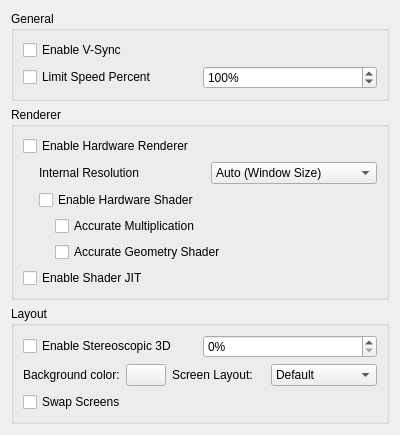
First picture: the form in src/citra_qt/configuration/configure_graphics.ui, repository taken2009/citra, before the edit.
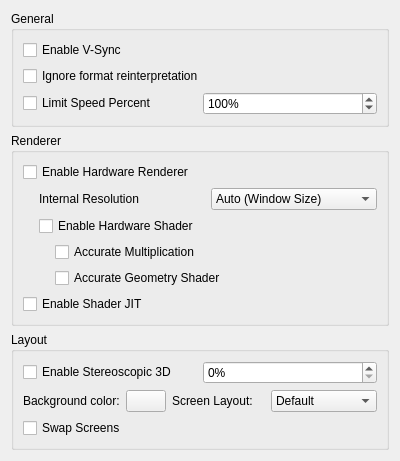
Second picture: the form after the edit.

Commit message: Add option to switch "Ignore format reinterpretation"

```diff
--- a/src/citra_qt/configuration/configure_graphics.ui
+++ b/src/citra_qt/configuration/configure_graphics.ui
@@ -27,6 +27,13 @@
         </property>
        </widget>
       </item>
+     <item>
+    <widget class="QCheckBox" name="toggle_bos">
+     <property name="text">
+      <string>Ignore format reinterpretation</string>
+     </property>
+    </widget>
+     </item>
       <item>
        <layout class="QHBoxLayout" name="horizontalLayout_2">
         <item>
```
The commit also changes 4 other files.
